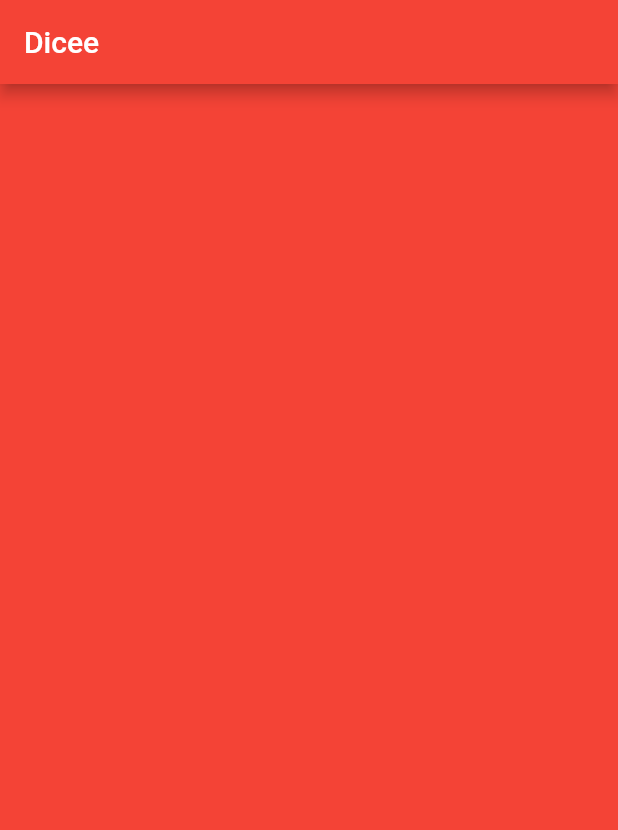
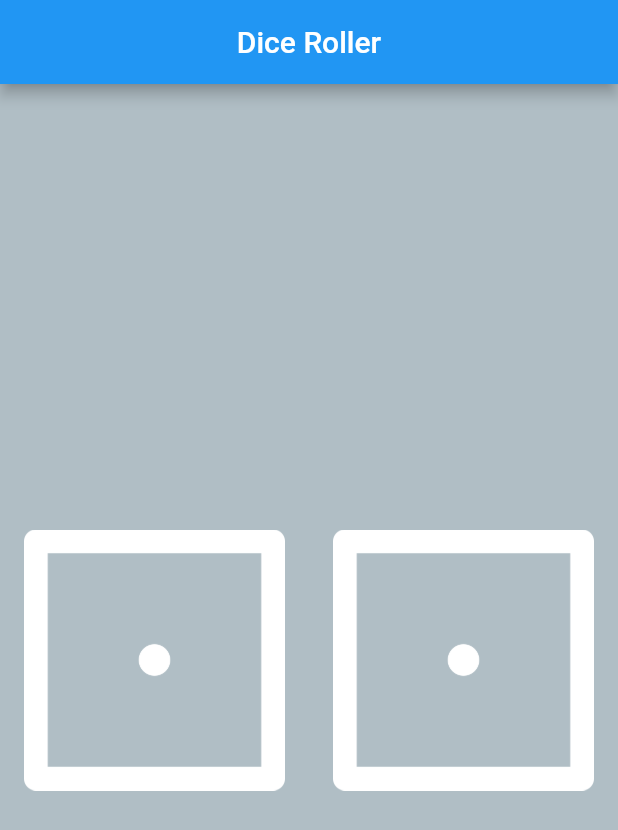
Before and after one commit to brunobrt/War-Dice-Game, a Flutter app: the screen it shows after launch, on a phone screen of 412 x 824 dp. Shown: the top 830 px of the screen. Run offline on Flutter 3.47's test engine with Material 2 defaults, Android fonts, the phone set to English and light mode, and no system bars.

Commit message:
Primeira versão - dois dados independentes

```diff
--- a/lib/main.dart
+++ b/lib/main.dart
@@ -1,13 +1,14 @@
 import 'package:flutter/material.dart';
+import 'dart:math';
 
 void main() {
   return runApp(
     MaterialApp(
       home: Scaffold(
-        backgroundColor: Colors.red,
+        backgroundColor: Colors.blueGrey.shade200,
         appBar: AppBar(
-          title: Text('Dicee'),
-          backgroundColor: Colors.red,
+          title: Center(child: Text('Dice Roller')),
+          backgroundColor: Colors.blue.shade500,
         ),
         body: DicePage(),
       ),
@@ -15,10 +16,44 @@
   );
 }
 
-class DicePage extends StatelessWidget {
-  // This widget is the root of your application.
+class DicePage extends StatefulWidget {
+  @override
+  _DicePageState createState() => _DicePageState();
+}
+
+class _DicePageState extends State<DicePage> {
+
+  int leftDiceNumber = 1;
+  int rightDiceNumber = 1;
+
   @override
   Widget build(BuildContext context) {
-    return Container();
+
+    return Center(
+      child: Row(
+        children: <Widget>[
+          Expanded(
+            child: FlatButton(
+              onPressed: () {
+                setState(() {
+                  leftDiceNumber = Random().nextInt(6) + 1;
+                },);
+              },
+              child: Image.asset('images/dice$leftDiceNumber.png'),
+            ),
+          ),
+          Expanded(
+            child: FlatButton(
+              onPressed: () {
+                setState(() {
+                  rightDiceNumber = Random().nextInt(6) + 1;
+                },);
+              },
+              child: Image.asset('images/dice$rightDiceNumber.png'),
+            ),
+          ),
+        ],
+      ),
+    );
   }
 }
```
Also changed, not shown: images/dice1.png (added), images/dice2.png (added), images/dice3.png (added), images/dice4.png (added), images/dice5.png (added), images/dice6.png (added), 1 other file.
